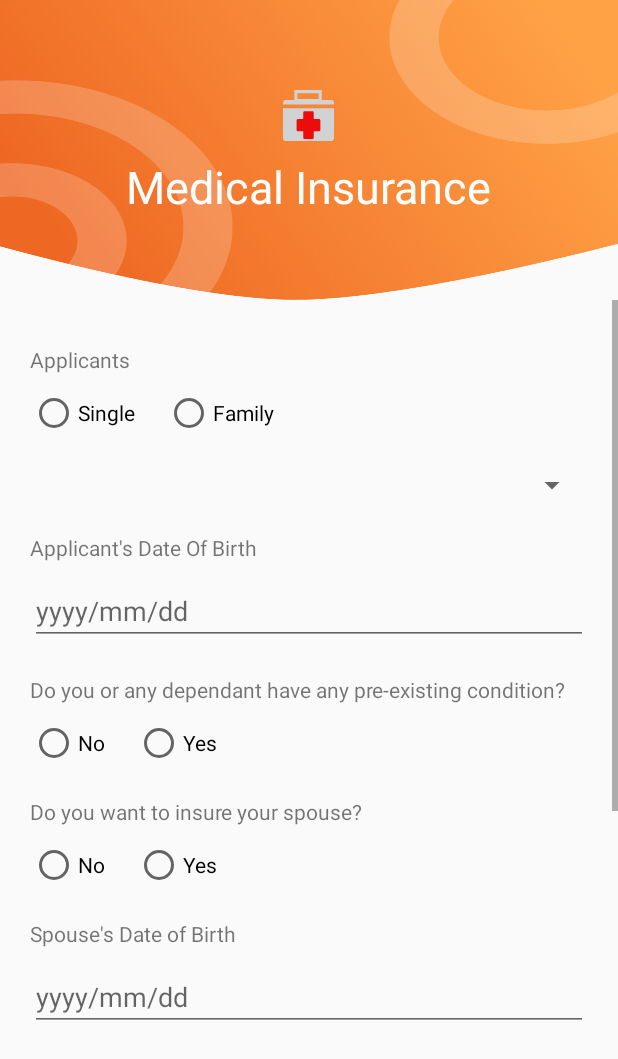
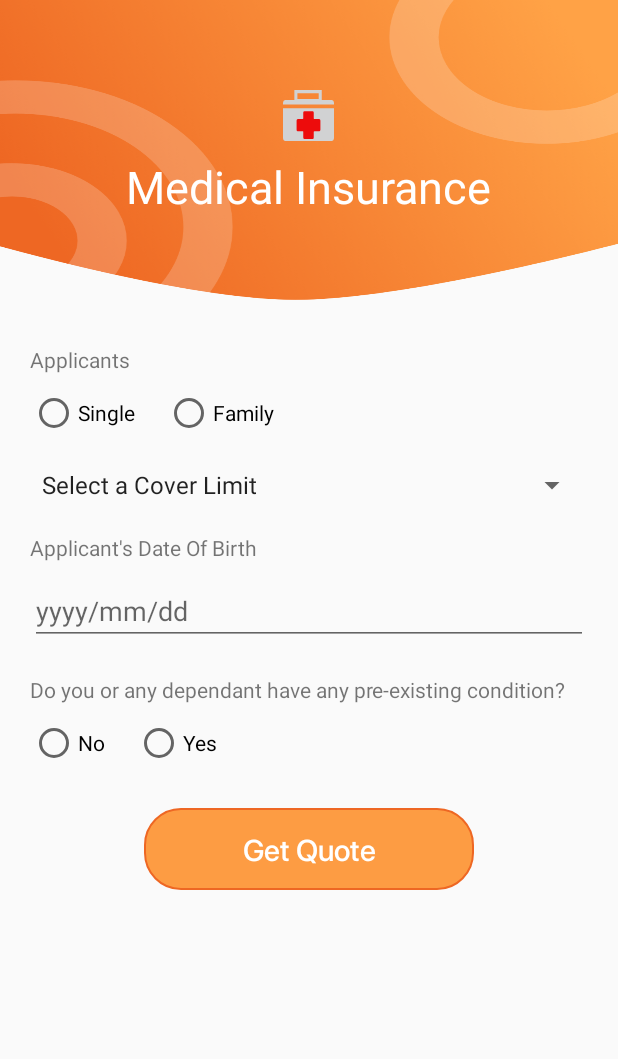
Before and after one commit to muhunyu60/CemesInsurance, an Android app: the fragment Fragment_Medical_Insurance placed in its activity, on a phone screen of 412 x 824 dp. Shown: the top 1059 px of the screen. Run offline under Robolectric (Android 15) with nearby library versions, the phone set to English and light mode, and no system bars; our stand-ins replace Volley; network calls fail; Roboto replaces fonts that are not available here; 1 statement that could not run was skipped.

Commit message:
Final Layout Changes

```diff
--- a/app/src/main/java/com/cemesinsurance/cemes_customer/Fragment_Motor_Insurance.java
+++ b/app/src/main/java/com/cemesinsurance/cemes_customer/Fragment_Motor_Insurance.java
@@ -131,7 +131,6 @@ public class Fragment_Motor_Insurance extends Fragment implements AdapterView.On
                         day);
                 dp.getDatePicker().setMinDate(calendar.getTimeInMillis());
                 dp.show();
-
             }
         });
 
--- a/app/src/main/java/fragment/Fragment_Medical_Insurance.java
+++ b/app/src/main/java/fragment/Fragment_Medical_Insurance.java
@@ -1,16 +1,43 @@
 package fragment;
 
 
+import android.app.DatePickerDialog;
+import android.content.Context;
+import android.content.res.Resources;
 import android.os.Bundle;
 import android.support.v4.app.Fragment;
+import android.text.TextUtils;
 import android.view.LayoutInflater;
 import android.view.View;
 import android.view.ViewGroup;
+import android.widget.AdapterView;
+import android.widget.ArrayAdapter;
+import android.widget.DatePicker;
+import android.widget.EditText;
+import android.widget.RadioButton;
+import android.widget.RadioGroup;
+import android.widget.Spinner;
+import android.widget.TextView;
 
 import com.cemesinsurance.cemes_customer.R;
 
+import java.util.Calendar;
+
 public class Fragment_Medical_Insurance extends Fragment {
-
+    RadioGroup applicantsRadioGroup;
+    Spinner coverLimitSpinner;
+    EditText applicantDateOfBirthEditText;
+    RadioGroup existingConditionRadioGroup;
+    RadioGroup insureSpouseRadioGroup;
+    EditText spouseDateOfBirthEditText;
+    EditText numberOfChildrenEditText;
+    TextView spouseDateOfBirthTextView;
+    TextView insureSpouseTextView;
+    TextView numberOfChildrenTextView;
+    RadioButton yesInsureSpouseRadioButton;
+    RadioButton noInsureSpouseRadioButton;
+    RadioButton familyRadioButton;
+    RadioButton singleRadioButton;
 
     public Fragment_Medical_Insurance() {
         // Required empty public constructor
@@ -21,7 +48,168 @@ public class Fragment_Medical_Insurance extends Fragment {
     public View onCreateView(LayoutInflater inflater, ViewGroup container,
                              Bundle savedInstanceState) {
         // Inflate the layout for this fragment
-        return inflater.inflate(R.layout.fragment_fragment__medical__insurance, container, false);
+        View view = inflater.inflate(R.layout.fragment_fragment__medical__insurance, container, false);
+
+        // Initialise Views
+        applicantsRadioGroup = view.findViewById(R.id.applicantsRadioGrp);
+        coverLimitSpinner = view.findViewById(R.id.coverLimitSpinner);
+        applicantDateOfBirthEditText = view.findViewById(R.id.applicantDateOfBirthEditText);
+        existingConditionRadioGroup = view.findViewById(R.id.conditionRadioGrp);
+        insureSpouseRadioGroup = view.findViewById(R.id.insureSpouseRadioGrp);
+        spouseDateOfBirthEditText = view.findViewById(R.id.spouseDateOfBirthEditText);
+        numberOfChildrenEditText = view.findViewById(R.id.numberOfChildrenEditText);
+        numberOfChildrenTextView = view.findViewById(R.id.numberOfChildrenTextView);
+        spouseDateOfBirthTextView = view.findViewById(R.id.spouseDateOfBirthTextView);
+        insureSpouseTextView = view.findViewById(R.id.insureSpouseTextView);
+        yesInsureSpouseRadioButton = view.findViewById(R.id.yesInsureSpouseRadioBtn);
+        noInsureSpouseRadioButton = view.findViewById(R.id.noInsureSpouseRadioBtn);
+        familyRadioButton = view.findViewById(R.id.familyRadioBtn);
+        singleRadioButton = view.findViewById(R.id.singleRadioBtn);
+
+        // Set up Spinner
+        ArrayAdapter<CharSequence>  coverLimitsAdapter = ArrayAdapter.createFromResource(view.getContext(), R.array.cover_limits, android.R.layout.simple_spinner_item);
+        coverLimitsAdapter.setDropDownViewResource(android.R.layout.simple_spinner_dropdown_item);
+        coverLimitSpinner.setAdapter(coverLimitsAdapter);
+
+        // Set the onClickListeners for the various radio buttons
+        yesInsureSpouseRadioButton.setOnClickListener(new View.OnClickListener() {
+            @Override
+            public void onClick(View view) {
+                showSpouseOptions();
+            }
+        });
+        noInsureSpouseRadioButton.setOnClickListener(new View.OnClickListener() {
+            @Override
+            public void onClick(View view) {
+                showFamilyOptionsWithoutSpouse();
+            }
+        });
+        familyRadioButton.setOnClickListener(new View.OnClickListener() {
+            @Override
+            public void onClick(View view) {
+                if (yesInsureSpouseRadioButton.isChecked()) {
+                    showSpouseOptions();
+                } else {
+                    showFamilyOptionsWithoutSpouse();
+                }
+            }
+        });
+        singleRadioButton.setOnClickListener(new View.OnClickListener() {
+            @Override
+            public void onClick(View view) {
+                showOnlySingleOptions();
+            }
+        });
+
+        // Set Date Picker Dialogs for the different dates
+        spouseDateOfBirthEditText.setOnClickListener(new View.OnClickListener() {
+            @Override
+            public void onClick(View view) {
+                Calendar calendar = Calendar.getInstance();
+                int year = calendar.get(Calendar.YEAR) - 18;
+                int month = calendar.get(Calendar.MONTH);
+                int day = calendar.get(Calendar.DAY_OF_MONTH);
+                calendar.set(year, month, day);
+                ;
+
+                if (!TextUtils.isEmpty(spouseDateOfBirthEditText.getText().toString())) {
+                    String selectedDate = spouseDateOfBirthEditText.getText().toString();
+                    String[] date = selectedDate.split("/");
+
+                    String sYear = date[0].trim();
+                    String sMonth = date[1].trim();
+                    String sDay = date[2].trim();
+
+                    year = Integer.parseInt(sYear);
+                    month = Integer.parseInt(sMonth) - 1;
+                    day = Integer.parseInt(sDay);
+
+                }
+
+                DatePickerDialog dp = new DatePickerDialog(
+                        view.getContext(),
+                        new DatePickerDialog.OnDateSetListener() {
+                            @Override
+                            public void onDateSet(DatePicker datePicker, int i, int i1, int i2) {
+                                i1 += 1;
+                                String dateString = i + "/" + i1 + "/" + i2;
+                                spouseDateOfBirthEditText.setText(dateString);
+                            }
+                        },
+                        year,
+                        month,
+                        day);
+                dp.getDatePicker().setMaxDate(calendar.getTimeInMillis());
+                dp.show();
+            }
+        });
+        applicantDateOfBirthEditText.setOnClickListener(new View.OnClickListener() {
+            @Override
+            public void onClick(View view) {
+                Calendar calendar = Calendar.getInstance();
+                int year = calendar.get(Calendar.YEAR) - 18;
+                int month = calendar.get(Calendar.MONTH);
+                int day = calendar.get(Calendar.DAY_OF_MONTH);
+                calendar.set(year, month, day);
+                ;
+
+                if (!TextUtils.isEmpty(applicantDateOfBirthEditText.getText().toString())) {
+                    String selectedDate = applicantDateOfBirthEditText.getText().toString();
+                    String[] date = selectedDate.split("/");
+
+                    String sYear = date[0].trim();
+                    String sMonth = date[1].trim();
+                    String sDay = date[2].trim();
+
+                    year = Integer.parseInt(sYear);
+                    month = Integer.parseInt(sMonth) - 1;
+                    day = Integer.parseInt(sDay);
+
+                }
+
+                DatePickerDialog dp = new DatePickerDialog(
+                        view.getContext(),
+                        new DatePickerDialog.OnDateSetListener() {
+                            @Override
+                            public void onDateSet(DatePicker datePicker, int i, int i1, int i2) {
+                                i1 += 1;
+                                String dateString = i + "/" + i1 + "/" + i2;
+                                applicantDateOfBirthEditText.setText(dateString);
+                            }
+                        },
+                        year,
+                        month,
+                        day);
+                dp.getDatePicker().setMaxDate(calendar.getTimeInMillis());
+                dp.show();
+            }
+        });
+
+        // Initially only the options for a single applicant will be visible
+        showOnlySingleOptions();
+        return view;
     }
 
+    public void showOnlySingleOptions() {
+        spouseDateOfBirthTextView.setVisibility(View.GONE);
+        spouseDateOfBirthEditText.setVisibility(View.GONE);
+        insureSpouseTextView.setVisibility(View.GONE);
+        insureSpouseRadioGroup.setVisibility(View.GONE);
+        numberOfChildrenEditText.setVisibility(View.GONE);
+        numberOfChildrenTextView.setVisibility(View.GONE);
+    }
+
+    public void showFamilyOptionsWithoutSpouse() {
+        showOnlySingleOptions();
+        insureSpouseTextView.setVisibility(View.VISIBLE);
+        insureSpouseRadioGroup.setVisibility(View.VISIBLE);
+        numberOfChildrenEditText.setVisibility(View.VISIBLE);
+        numberOfChildrenTextView.setVisibility(View.VISIBLE);
+    }
+
+    public void showSpouseOptions() {
+        showFamilyOptionsWithoutSpouse();
+        spouseDateOfBirthTextView.setVisibility(View.VISIBLE);
+        spouseDateOfBirthEditText.setVisibility(View.VISIBLE);
+    }
 }
--- a/app/src/main/res/values/strings.xml
+++ b/app/src/main/res/values/strings.xml
@@ -33,4 +33,15 @@ improving!"</string>
         <item>Commercial</item>
     </string-array>
 
+    <string-array name="cover_limits">
+        <item>Select a Cover Limit</item>
+        <item>Up to 500,000</item>
+        <item>Up to 1,000,000</item>
+        <item>Up to 2,000,000</item>
+        <item>Up to 5,000,000</item>
+        <item>Up to 10,000,000</item>
+        <item>Up to 20,000,000</item>
+        <item>Up to 40,000,000</item>
+    </string-array>
+
 </resources>
```
